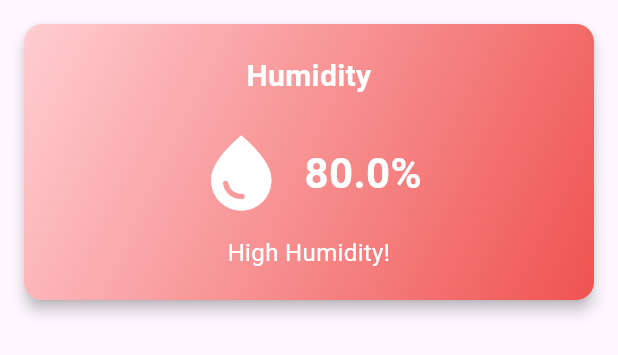
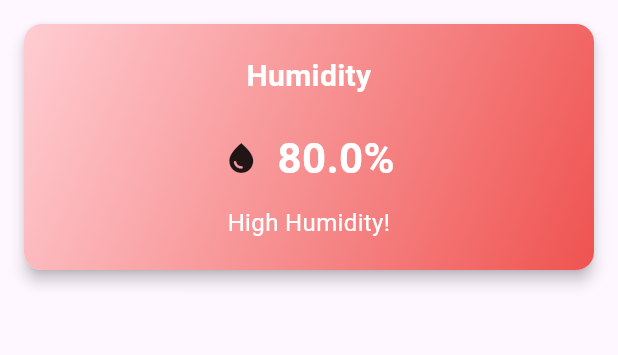
Before and after one commit to FajarL29/MultimediaApps, a Flutter app: the Cardwidget widget shown alone on an empty page, opened directly, on a phone screen of 412 x 824 dp. Shown: the top 355 px of the screen. Run offline on Flutter 3.47's test engine with Material 3 defaults, Android fonts, the phone set to English and light mode, and no system bars; our stand-ins replace flutter_map, flutter_screenutil, font_awesome_flutter, geolocator, getwidget, go_router and 7 more; missing offline and left inert: flutter_dialpad, flutter_libserialport, flutter_map_cancellable_tile_provider, flutter_map_location_marker; statements that could not run were skipped.

```diff
--- a/lib/presentation/widget/airquality/cardwidget.dart
+++ b/lib/presentation/widget/airquality/cardwidget.dart
@@ -5,7 +5,7 @@ class Cardwidget extends StatelessWidget {
       parameterName; // Name of the parameter (e.g., "Temperature", "Humidity")
   final double value; // Value of the parameter
   final String unit; // Unit of the parameter (e.g., "°C", "%")
-  final IconData icon; // Icon to display
+  final Icon icon; // Icon to display
   final bool isAlert; // Flag to indicate if the value is in alert range
   final String? alertMessage; // Optional message to display in case of alert
 
@@ -56,11 +56,7 @@ class Cardwidget extends StatelessWidget {
             Row(
               mainAxisAlignment: MainAxisAlignment.center,
               children: [
-                Icon(
-                  icon,
-                  color: Colors.white,
-                  size: 60,
-                ),
+                icon,
                 const SizedBox(width: 12),
                 Text(
                   textAlign: TextAlign.center,
--- a/lib/presentation/widget/airquality/gaugewidget.dart
+++ b/lib/presentation/widget/airquality/gaugewidget.dart
@@ -29,6 +29,8 @@ class GaugeWidget extends StatelessWidget {
             color: Colors.black,
           ),
           child: SfRadialGauge(
+            title: GaugeTitle(
+                text: gaugetitle, textStyle: TextStyle(color: Colors.white)),
             enableLoadingAnimation: true,
             animationDuration: 1500,
             axes: <RadialAxis>[
```
Also changed, not shown: lib/presentation/widget/new/air_quality.dart (+19 -3 lines).
